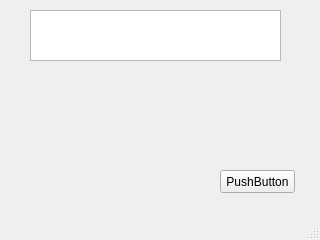
wmarchewka/Fixture, file QT_Project/popup.ui: the form before one commit.
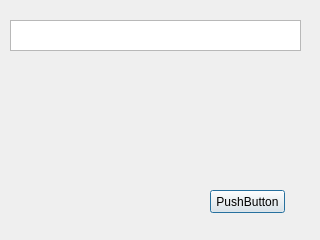
The form after the commit.

Diff of the .ui file:
```diff
--- a/QT_Project/popup.ui
+++ b/QT_Project/popup.ui
@@ -1,7 +1,7 @@
 <?xml version="1.0" encoding="UTF-8"?>
 <ui version="4.0">
- <class>MainWindow</class>
- <widget class="QMainWindow" name="MainWindow">
+ <class>Dialog</class>
+ <widget class="QDialog" name="Dialog">
   <property name="geometry">
    <rect>
     <x>0</x>
@@ -13,42 +13,29 @@
   <property name="windowTitle">
    <string>MainWindow</string>
   </property>
-  <widget class="QWidget" name="centralwidget">
-   <widget class="QPushButton" name="pbOK">
-    <property name="geometry">
-     <rect>
-      <x>220</x>
-      <y>170</y>
-      <width>75</width>
-      <height>23</height>
-     </rect>
-    </property>
-    <property name="text">
-     <string>PushButton</string>
-    </property>
-   </widget>
-   <widget class="QTextEdit" name="inputText">
-    <property name="geometry">
-     <rect>
-      <x>30</x>
-      <y>10</y>
-      <width>251</width>
-      <height>51</height>
-     </rect>
-    </property>
-   </widget>
+  <widget class="QTextEdit" name="inputText">
+   <property name="geometry">
+    <rect>
+     <x>10</x>
+     <y>20</y>
+     <width>291</width>
+     <height>31</height>
+    </rect>
+   </property>
   </widget>
-  <widget class="QMenuBar" name="menubar">
+  <widget class="QPushButton" name="pkOK">
    <property name="geometry">
     <rect>
-     <x>0</x>
-     <y>0</y>
-     <width>320</width>
-     <height>21</height>
+     <x>210</x>
+     <y>190</y>
+     <width>75</width>
+     <height>23</height>
     </rect>
    </property>
+   <property name="text">
+    <string>PushButton</string>
+   </property>
   </widget>
-  <widget class="QStatusBar" name="statusbar"/>
  </widget>
  <resources/>
  <connections/>
```
Left out of the diff: 2 changed lines with no effect on the pictures.
